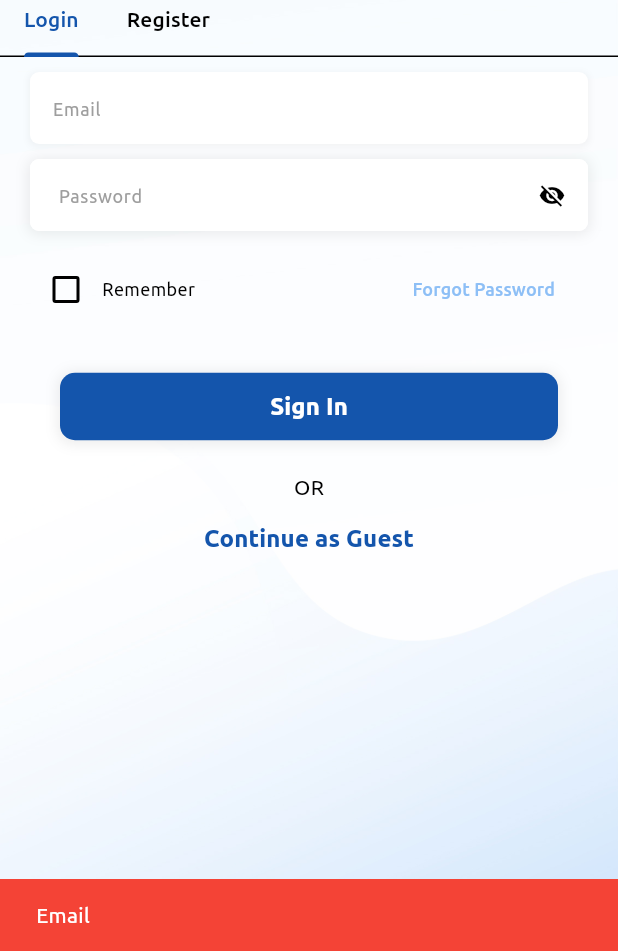
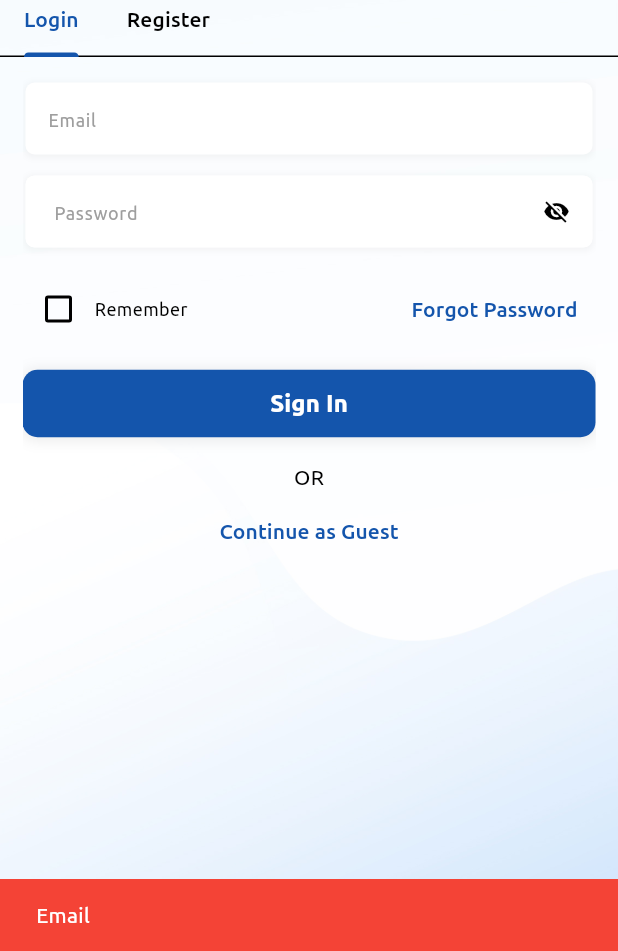
Before and after one commit to heriawanfx/flutter_jago_comemrce, a Flutter app: the screen it shows after launch, after a tap on "Sign In", on a phone screen of 412 x 824 dp, the part 285-1236 px from its top. Run offline on Flutter 3.47's test engine with Material 2 defaults, Android fonts, the phone set to English and light mode, and no system bars; our stand-ins replace bloc, dartz, dio, flutter_bloc, flutter_svg, freezed_annotation and 3 more.

Commit message:
Move auth to core

```diff
--- a/lib/common/widgets/custom_password_textfield.dart
+++ b/lib/common/widgets/custom_password_textfield.dart
@@ -35,15 +35,16 @@ class CustomPasswordTextFieldState extends State<CustomPasswordTextField> {
   @override
   Widget build(BuildContext context) {
     return Container(
+      margin: const EdgeInsets.all(2),
       width: double.infinity,
       decoration: BoxDecoration(
         color: Theme.of(context).highlightColor,
         borderRadius: BorderRadius.circular(6),
         boxShadow: [
           BoxShadow(
-              color: Colors.grey.withOpacity(0.2),
+              color: Colors.grey.withOpacity(0.1),
               spreadRadius: 1,
-              blurRadius: 7,
+              blurRadius: 3,
               offset: const Offset(0, 1)) // changes position of shadow
         ],
       ),
--- a/lib/common/widgets/custom_textfield.dart
+++ b/lib/common/widgets/custom_textfield.dart
@@ -50,6 +50,7 @@ class CustomTextField extends StatelessWidget {
   @override
   Widget build(context) {
     return Container(
+      margin: const EdgeInsets.all(2),
       width: double.infinity,
       decoration: BoxDecoration(
         border: isBorder
--- a/lib/feature/auth/data/auth_local_datasource.dart
+++ b/lib/core/data/auth_local_datasource.dart
@@ -1,6 +1,6 @@
 import 'dart:convert';
 
-import 'package:flutter_jago_commerce/feature/auth/data/response/auth_response_model.dart';
+import 'package:flutter_jago_commerce/core/data/response/auth_response_model.dart';
 import 'package:shared_preferences/shared_preferences.dart';
 
 class AuthLocalDataSource {
--- a/lib/feature/auth/data/auth_remote_datasource.dart
+++ b/lib/core/data/auth_remote_datasource.dart
@@ -1,8 +1,8 @@
 import 'package:dio/dio.dart';
 import 'package:flutter_jago_commerce/core/data/remote/dio_handler.dart';
-import 'package:flutter_jago_commerce/feature/auth/data/request/login_request_model.dart';
-import 'package:flutter_jago_commerce/feature/auth/data/request/register_request_model.dart';
-import 'package:flutter_jago_commerce/feature/auth/data/response/auth_response_model.dart';
+import 'package:flutter_jago_commerce/core/data/request/login_request_model.dart';
+import 'package:flutter_jago_commerce/core/data/request/register_request_model.dart';
+import 'package:flutter_jago_commerce/core/data/response/auth_response_model.dart';
 
 class AuthRemoteDatasource {
   final Dio dio;
--- a/lib/di/injector.dart
+++ b/lib/di/injector.dart
@@ -1,8 +1,8 @@
 import 'package:dio/dio.dart';
 import 'package:flutter_jago_commerce/core/data/remote/dio_handler.dart';
-import 'package:flutter_jago_commerce/feature/auth/data/auth_local_datasource.dart';
-import 'package:flutter_jago_commerce/feature/auth/data/auth_remote_datasource.dart';
-import 'package:flutter_jago_commerce/feature/auth/domain/auth_repository.dart';
+import 'package:flutter_jago_commerce/core/data/auth_local_datasource.dart';
+import 'package:flutter_jago_commerce/core/data/auth_remote_datasource.dart';
+import 'package:flutter_jago_commerce/core/domain/auth_repository.dart';
 import 'package:get_it/get_it.dart';
 import 'package:shared_preferences/shared_preferences.dart';
 
--- a/lib/feature/auth/presentation/view/auth_page.dart
+++ b/lib/feature/auth/presentation/view/auth_page.dart
@@ -23,12 +23,16 @@ class AuthPage extends StatelessWidget {
               context: context,
               builder: (context) {
                 return const AlertDialog.adaptive(
-                  backgroundColor: Colors.white,
                   title: Row(
                     children: [
                       CircularProgressIndicator.adaptive(),
                       SizedBox(width: 20),
-                      Text('Loading...'),
+                      Text(
+                        'Loading...',
+                        style: TextStyle(
+                          fontSize: 16,
+                        ),
+                      ),
                     ],
                   ),
                 );
@@ -37,14 +41,13 @@ class AuthPage extends StatelessWidget {
           },
           error: (message) {
             //Dismiss Progress Dialog
-            context.pop();
+            Navigator.of(context).pop();
 
-            ScaffoldMessenger.of(context).showSnackBar(
-              SnackBar(
-                content: Text(message),
-                backgroundColor: Colors.red,
-              ),
-            );
+            ScaffoldMessenger.of(context)
+              ..hideCurrentSnackBar()
+              ..showSnackBar(
+                SnackBar(content: Text(message), backgroundColor: Colors.red),
+              );
           },
         );
       },
@@ -90,21 +93,23 @@ class AuthPage extends StatelessWidget {
       child: Column(
         children: [
           const TabBar(
-            tabs: [
-              Tab(text: 'Login'),
-              Tab(text: 'Register'),
-            ],
+            tabs: [Tab(text: 'Login'), Tab(text: 'Register')],
             tabAlignment: TabAlignment.start,
             isScrollable: true,
           ),
           Builder(builder: (context) {
             return SizedBox(
               height: MediaQuery.of(context).size.height,
-              child: const TabBarView(
-                children: [
-                  LoginForm(),
-                  RegisterForm(),
-                ],
+              child: const Padding(
+                padding: EdgeInsets.symmetric(
+                  horizontal: Dimensions.paddingSizeDefault,
+                ),
+                child: TabBarView(
+                  children: [
+                    LoginForm(),
+                    RegisterForm(),
+                  ],
+                ),
               ),
             );
           })
--- a/lib/feature/auth/presentation/view/widgets/login_form.dart
+++ b/lib/feature/auth/presentation/view/widgets/login_form.dart
@@ -1,12 +1,11 @@
 import 'package:flutter/material.dart';
 import 'package:flutter_bloc/flutter_bloc.dart';
-import 'package:flutter_jago_commerce/common/utils/color_resources.dart';
 import 'package:flutter_jago_commerce/common/utils/custom_themes.dart';
 import 'package:flutter_jago_commerce/common/utils/dimensions.dart';
 import 'package:flutter_jago_commerce/common/widgets/custom_button.dart';
 import 'package:flutter_jago_commerce/common/widgets/custom_password_textfield.dart';
 import 'package:flutter_jago_commerce/common/widgets/custom_textfield.dart';
-import 'package:flutter_jago_commerce/feature/auth/data/request/login_request_model.dart';
+import 'package:flutter_jago_commerce/core/data/request/login_request_model.dart';
 import 'package:flutter_jago_commerce/feature/auth/presentation/bloc/auth_bloc.dart';
 import 'package:go_router/go_router.dart';
 
@@ -18,9 +17,9 @@ class LoginForm extends StatefulWidget {
 }
 
 class _LoginFormState extends State<LoginForm> {
-  TextEditingController? _emailController;
-  TextEditingController? _passwordController;
-  GlobalKey<FormState>? _formKeyLogin;
+  TextEditingController _emailController = TextEditingController();
+  TextEditingController _passwordController = TextEditingController();
+  GlobalKey<FormState> _formKeyLogin = GlobalKey();
 
   final FocusNode _emailNode = FocusNode();
   final FocusNode _passNode = FocusNode();
@@ -35,8 +34,8 @@ class _LoginFormState extends State<LoginForm> {
 
   @override
   void dispose() {
-    _emailController!.dispose();
-    _passwordController!.dispose();
+    _emailController.dispose();
+    _passwordController.dispose();
     super.dispose();
   }
 
@@ -50,38 +49,27 @@ class _LoginFormState extends State<LoginForm> {
         });
       },
       builder: (context, state) {
-        return Padding(
-          padding: const EdgeInsets.symmetric(
-              horizontal: Dimensions.marginSizeLarge),
-          child: Form(
+        return Form(
           key: _formKeyLogin,
           child: ListView(
-              padding: const EdgeInsets.symmetric(
-                  vertical: Dimensions.paddingSizeSmall),
             children: [
-                Container(
-                    margin: const EdgeInsets.only(
-                        bottom: Dimensions.marginSizeSmall),
-                    child: CustomTextField(
+              const SizedBox(height: Dimensions.paddingSizeDefault),
+              CustomTextField(
                 hintText: 'Email',
                 focusNode: _emailNode,
                 nextNode: _passNode,
                 textInputType: TextInputType.emailAddress,
                 controller: _emailController,
-                    )),
-                Container(
-                    margin: const EdgeInsets.only(
-                        bottom: Dimensions.marginSizeDefault),
-                    child: CustomPasswordTextField(
+              ),
+              const SizedBox(height: Dimensions.paddingSizeSmall),
+              CustomPasswordTextField(
                 hintTxt: 'Password',
                 textInputAction: TextInputAction.done,
                 focusNode: _passNode,
                 controller: _passwordController,
-                    )),
-                Container(
-                  margin:
-                      const EdgeInsets.only(right: Dimensions.marginSizeSmall),
-                  child: Row(
+              ),
+              const SizedBox(height: Dimensions.paddingSizeDefault),
+              Row(
                 mainAxisAlignment: MainAxisAlignment.spaceBetween,
                 children: [
                   Row(
@@ -95,42 +83,25 @@ class _LoginFormState extends State<LoginForm> {
                   ),
                   TextButton(
                     onPressed: () => {},
-                        child: Text(
-                          'Forgot Password',
-                          style: titilliumRegular.copyWith(
-                            color: ColorResources.getLightSkyBlue(context),
-                          ),
-                        ),
+                    child: const Text('Forgot Password'),
                   ),
                 ],
               ),
+              const SizedBox(height: Dimensions.paddingSizeDefault),
+              CustomButton(
+                onTap: _actionLogin,
+                buttonText: 'Sign In',
               ),
-                Container(
-                  margin: const EdgeInsets.only(
-                      left: 20, right: 20, bottom: 20, top: 30),
-                  child:
-                      CustomButton(onTap: _actionLogin, buttonText: 'Sign In'),
+              const SizedBox(height: Dimensions.paddingSizeDefault),
+              const Center(
+                child: Text('OR'),
               ),
-                const SizedBox(width: Dimensions.paddingSizeDefault),
-                const SizedBox(width: Dimensions.paddingSizeDefault),
-                Center(
-                  child: Text(
-                    'OR',
-                    style: titilliumRegular.copyWith(
-                        fontSize: Dimensions.fontSizeDefault),
-                  ),
-                ),
+              const SizedBox(height: Dimensions.paddingSizeExtraExtraSmall),
               TextButton(
                 onPressed: () => context.go('/home'),
-                  child: Text(
-                    'Continue as Guest',
-                    style: titleHeader.copyWith(
-                      color: ColorResources.getPrimary(context),
-                    ),
-                  ),
+                child: const Text('Continue as Guest'),
               ),
             ],
-            ),
           ),
         );
       },
@@ -138,11 +109,11 @@ class _LoginFormState extends State<LoginForm> {
   }
 
   void _actionLogin() async {
-    if (_formKeyLogin!.currentState!.validate()) {
-      _formKeyLogin!.currentState!.save();
+    if (_formKeyLogin.currentState!.validate()) {
+      _formKeyLogin.currentState!.save();
 
-      String email = _emailController!.text.trim();
-      String password = _passwordController!.text.trim();
+      String email = _emailController.text.trim();
+      String password = _passwordController.text.trim();
 
       if (email.isEmpty) {
         ScaffoldMessenger.of(context).showSnackBar(const SnackBar(
--- /dev/null
+++ b/lib/feature/home/view/home_page.dart
@@ -0,0 +1,11 @@
+import 'package:flutter/foundation.dart';
+import 'package:flutter/widgets.dart';
+
+class HomePage extends StatelessWidget {
+  const HomePage({super.key});
+
+  @override
+  Widget build(BuildContext context) {
+    return const Placeholder();
+  }
+}
```
Also changed, not shown: lib/core/domain/auth_repository.dart (renamed from lib/feature/auth/domain/auth_repository.dart, +4 -4 lines), lib/feature/auth/presentation/bloc/auth_bloc.dart (+4 -4 lines), lib/core/data/request/login_request_model.dart (renamed from lib/feature/auth/data/request/login_request_model.dart), lib/core/data/request/register_request_model.dart (renamed from lib/feature/auth/data/request/register_request_model.dart), lib/core/data/response/auth_response_model.dart (renamed from lib/feature/auth/data/response/auth_response_model.dart). Lines whose indentation alone changed are shown as unchanged.
